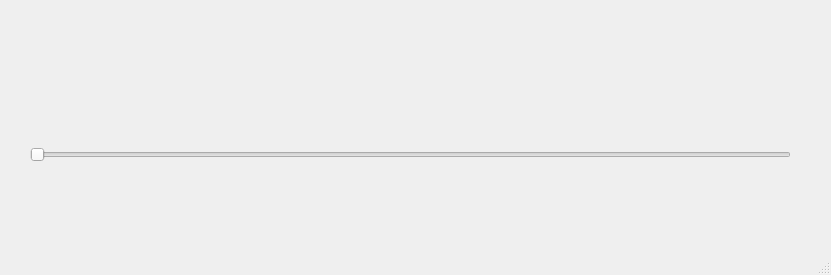
Old version of the form IHM_Lecteur/mainwindow.ui in the repository Woap/IHM_Lecteur.
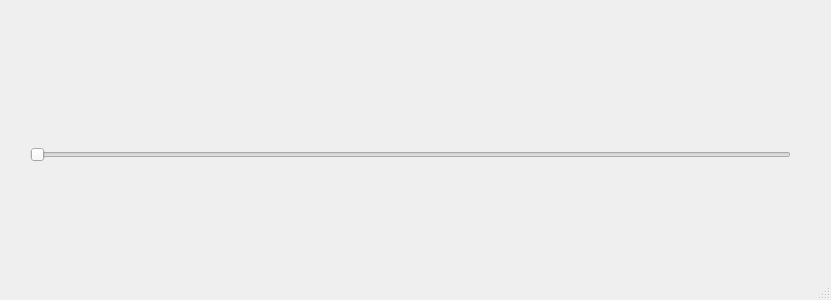
New version of the form. Icons and pictures are not drawn. Custom widgets are drawn as their Qt base class.

Patch:
```diff
--- a/IHM_Lecteur/mainwindow.ui
+++ b/IHM_Lecteur/mainwindow.ui
@@ -7,7 +7,7 @@
     <x>0</x>
     <y>0</y>
     <width>831</width>
-    <height>275</height>
+    <height>300</height>
    </rect>
   </property>
   <property name="windowTitle">
```
Left out of the diff: 7 changed lines with no effect on the pictures.
